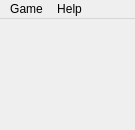
Old version of the form mainwindow.ui in the repository q-g-j/qminesweeper.
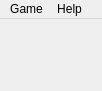
New version of the form.

Diff of the .ui file:
```diff
--- a/mainwindow.ui
+++ b/mainwindow.ui
@@ -6,8 +6,8 @@
    <rect>
     <x>0</x>
     <y>0</y>
-    <width>135</width>
-    <height>130</height>
+    <width>102</width>
+    <height>91</height>
    </rect>
   </property>
   <property name="sizePolicy">
@@ -24,7 +24,7 @@
   </property>
   <widget class="QWidget" name="centralwidget">
    <property name="sizePolicy">
-    <sizepolicy hsizetype="MinimumExpanding" vsizetype="MinimumExpanding">
+    <sizepolicy hsizetype="Fixed" vsizetype="Fixed">
      <horstretch>0</horstretch>
      <verstretch>0</verstretch>
     </sizepolicy>
@@ -35,8 +35,8 @@
     <rect>
      <x>0</x>
      <y>0</y>
-     <width>135</width>
-     <height>23</height>
+     <width>102</width>
+     <height>30</height>
     </rect>
    </property>
    <widget class="QMenu" name="menuGame">
```
Left out of the diff: 33 changed lines with no effect on the pictures.
